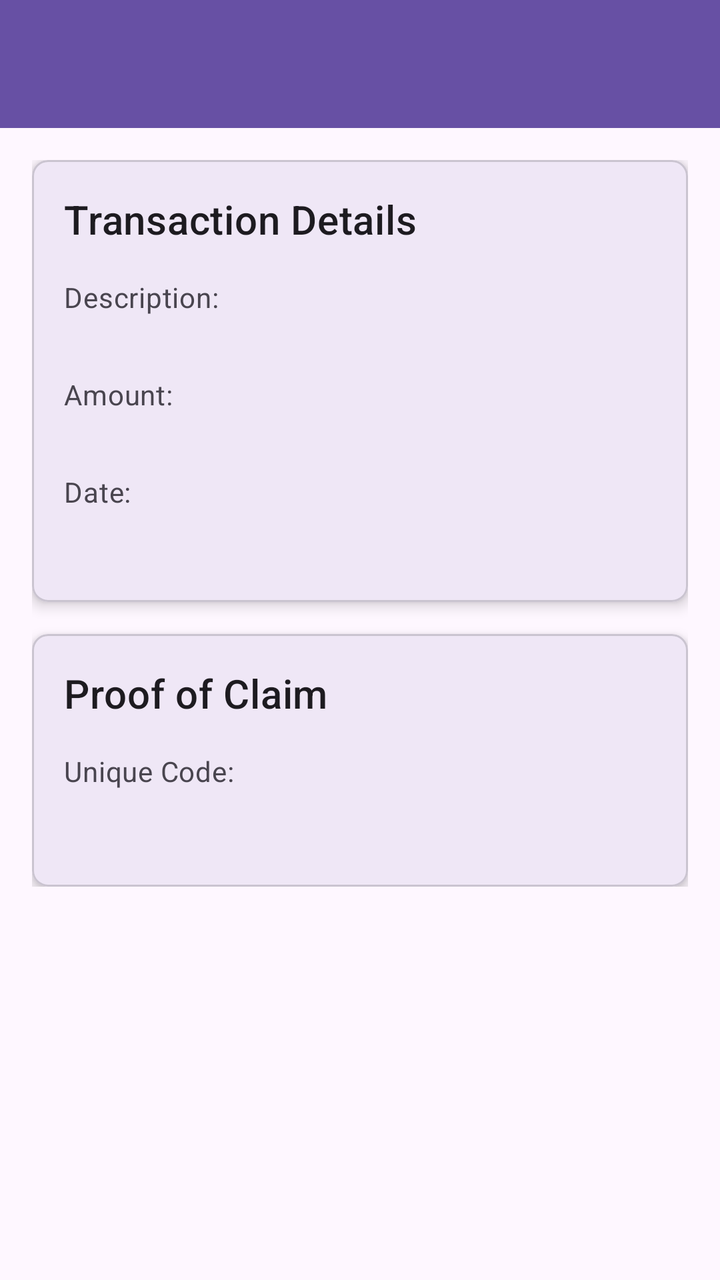
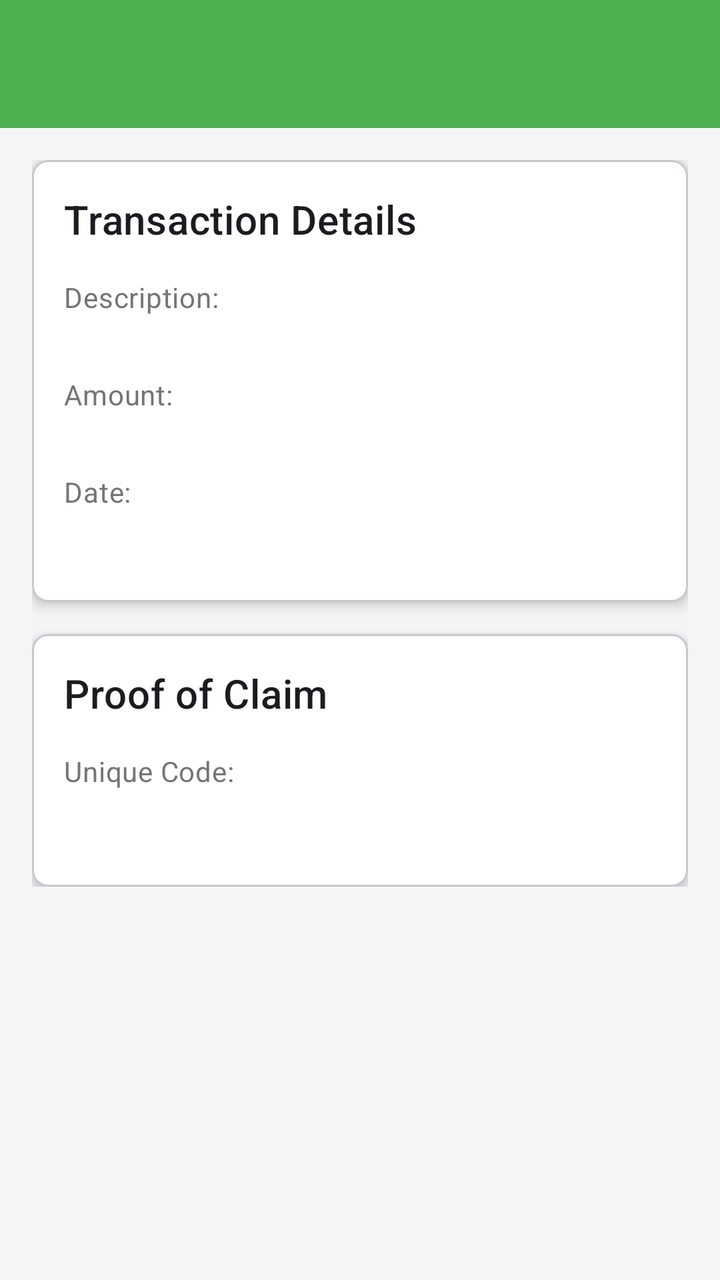

Screens rendered from an Android XML layout before and after an edit, with the pre-edit source and the edit as a unified diff.
<!-- AndroidManifest.xml: application theme Theme.MyApplication -->
<!-- res/layout/activity_proof_of_claim.xml -->
<?xml version="1.0" encoding="utf-8"?>
<androidx.coordinatorlayout.widget.CoordinatorLayout xmlns:android="http://schemas.android.com/apk/res/android"
    xmlns:app="http://schemas.android.com/apk/res-auto"
    android:layout_width="match_parent"
    android:layout_height="match_parent">

    <com.google.android.material.appbar.AppBarLayout
        android:layout_width="match_parent"
        android:layout_height="wrap_content">

        <com.google.android.material.appbar.MaterialToolbar
            android:id="@+id/toolbar"
            android:layout_width="match_parent"
            android:layout_height="?attr/actionBarSize"
            android:background="?attr/colorPrimary"
            android:elevation="4dp"
            android:theme="@style/ThemeOverlay.AppCompat.Dark.ActionBar"
            app:popupTheme="@style/ThemeOverlay.AppCompat.Light" />

    </com.google.android.material.appbar.AppBarLayout>

    <androidx.core.widget.NestedScrollView
        android:layout_width="match_parent"
        android:layout_height="match_parent"
        app:layout_behavior="@string/appbar_scrolling_view_behavior">

        <LinearLayout
            android:layout_width="match_parent"
            android:layout_height="wrap_content"
            android:orientation="vertical"
            android:padding="16dp">

            <com.google.android.material.card.MaterialCardView
                android:layout_width="match_parent"
                android:layout_height="wrap_content"
                android:layout_marginBottom="16dp"
                app:cardCornerRadius="8dp"
                app:cardElevation="4dp">

                <LinearLayout
                    android:layout_width="match_parent"
                    android:layout_height="wrap_content"
                    android:orientation="vertical"
                    android:padding="16dp">

                    <TextView
                        android:layout_width="wrap_content"
                        android:layout_height="wrap_content"
                        android:text="Transaction Details"
                        android:textAppearance="?attr/textAppearanceHeadline6"
                        android:layout_marginBottom="16dp" />

                    <TextView
                        android:layout_width="wrap_content"
                        android:layout_height="wrap_content"
                        android:text="Description:"
                        android:textAppearance="?attr/textAppearanceBody2"
                        android:textColor="?android:attr/textColorSecondary" />

                    <TextView
                        android:id="@+id/descriptionTextView"
                        android:layout_width="wrap_content"
                        android:layout_height="wrap_content"
                        android:textAppearance="?attr/textAppearanceBody1"
                        android:layout_marginBottom="8dp" />

                    <TextView
                        android:layout_width="wrap_content"
                        android:layout_height="wrap_content"
                        android:text="Amount:"
                        android:textAppearance="?attr/textAppearanceBody2"
                        android:textColor="?android:attr/textColorSecondary" />

                    <TextView
                        android:id="@+id/amountTextView"
                        android:layout_width="wrap_content"
                        android:layout_height="wrap_content"
                        android:textAppearance="?attr/textAppearanceBody1"
                        android:layout_marginBottom="8dp" />

                    <TextView
                        android:layout_width="wrap_content"
                        android:layout_height="wrap_content"
                        android:text="Date:"
                        android:textAppearance="?attr/textAppearanceBody2"
                        android:textColor="?android:attr/textColorSecondary" />

                    <TextView
                        android:id="@+id/dateTextView"
                        android:layout_width="wrap_content"
                        android:layout_height="wrap_content"
                        android:textAppearance="?attr/textAppearanceBody1"
                        android:layout_marginBottom="8dp" />

                </LinearLayout>

            </com.google.android.material.card.MaterialCardView>

            <com.google.android.material.card.MaterialCardView
                android:layout_width="match_parent"
                android:layout_height="wrap_content"
                app:cardCornerRadius="8dp"
                app:cardElevation="4dp">

                <LinearLayout
                    android:layout_width="match_parent"
                    android:layout_height="wrap_content"
                    android:orientation="vertical"
                    android:padding="16dp">

                    <TextView
                        android:layout_width="wrap_content"
                        android:layout_height="wrap_content"
                        android:text="Proof of Claim"
                        android:textAppearance="?attr/textAppearanceHeadline6"
                        android:layout_marginBottom="16dp" />

                    <TextView
                        android:layout_width="wrap_content"
                        android:layout_height="wrap_content"
                        android:text="Unique Code:"
                        android:textAppearance="?attr/textAppearanceBody2"
                        android:textColor="?android:attr/textColorSecondary" />

                    <TextView
                        android:id="@+id/uniqueCodeTextView"
                        android:layout_width="wrap_content"
                        android:layout_height="wrap_content"
                        android:textAppearance="?attr/textAppearanceHeadline5"
                        android:textStyle="bold"
                        android:textColor="@color/design_default_color_primary" />

                </LinearLayout>

            </com.google.android.material.card.MaterialCardView>

        </LinearLayout>

    </androidx.core.widget.NestedScrollView>

</androidx.coordinatorlayout.widget.CoordinatorLayout>
<!-- resources referenced by this layout -->
<resources>
  <style name="Theme.MyApplication" parent="Base.Theme.MyApplication" />
  <style name="Base.Theme.MyApplication" parent="Theme.Material3.DayNight.NoActionBar">
          
          
      </style>
</resources>

<!-- the commit's change to res/layout/activity_proof_of_claim.xml (unified diff, before → after) -->
@@ -1,141 +1,120 @@
 <?xml version="1.0" encoding="utf-8"?>
-<androidx.coordinatorlayout.widget.CoordinatorLayout xmlns:android="http://schemas.android.com/apk/res/android"
+<androidx.coordinatorlayout.widget.CoordinatorLayout
+    xmlns:android="http://schemas.android.com/apk/res/android"
     xmlns:app="http://schemas.android.com/apk/res-auto"
     android:layout_width="match_parent"
-    android:layout_height="match_parent">
-
+    android:layout_height="match_parent"
+    android:background="@color/light_background_color">
     <com.google.android.material.appbar.AppBarLayout
         android:layout_width="match_parent"
         android:layout_height="wrap_content">
-
         <com.google.android.material.appbar.MaterialToolbar
             android:id="@+id/toolbar"
             android:layout_width="match_parent"
             android:layout_height="?attr/actionBarSize"
-            android:background="?attr/colorPrimary"
+            android:background="@color/primary_green"
             android:elevation="4dp"
             android:theme="@style/ThemeOverlay.AppCompat.Dark.ActionBar"
             app:popupTheme="@style/ThemeOverlay.AppCompat.Light" />
-
     </com.google.android.material.appbar.AppBarLayout>
-
     <androidx.core.widget.NestedScrollView
         android:layout_width="match_parent"
         android:layout_height="match_parent"
         app:layout_behavior="@string/appbar_scrolling_view_behavior">
-
         <LinearLayout
             android:layout_width="match_parent"
             android:layout_height="wrap_content"
             android:orientation="vertical"
             android:padding="16dp">
-
             <com.google.android.material.card.MaterialCardView
                 android:layout_width="match_parent"
                 android:layout_height="wrap_content"
                 android:layout_marginBottom="16dp"
                 app:cardCornerRadius="8dp"
-                app:cardElevation="4dp">
-
+                app:cardElevation="4dp"
+                app:cardBackgroundColor="@color/white">
                 <LinearLayout
                     android:layout_width="match_parent"
                     android:layout_height="wrap_content"
                     android:orientation="vertical"
                     android:padding="16dp">
-
                     <TextView
                         android:layout_width="wrap_content"
                         android:layout_height="wrap_content"
                         android:text="Transaction Details"
                         android:textAppearance="?attr/textAppearanceHeadline6"
                         android:layout_marginBottom="16dp" />
-
                     <TextView
                         android:layout_width="wrap_content"
                         android:layout_height="wrap_content"
                         android:text="Description:"
                         android:textAppearance="?attr/textAppearanceBody2"
-                        android:textColor="?android:attr/textColorSecondary" />
-
+                        android:textColor="@color/text_secondary" />
                     <TextView
                         android:id="@+id/descriptionTextView"
                         android:layout_width="wrap_content"
                         android:layout_height="wrap_content"
                         android:textAppearance="?attr/textAppearanceBody1"
                         android:layout_marginBottom="8dp" />
-
                     <TextView
                         android:layout_width="wrap_content"
                         android:layout_height="wrap_content"
                         android:text="Amount:"
                         android:textAppearance="?attr/textAppearanceBody2"
-                        android:textColor="?android:attr/textColorSecondary" />
-
+                        android:textColor="@color/text_secondary" />
                     <TextView
                         android:id="@+id/amountTextView"
                         android:layout_width="wrap_content"
                         android:layout_height="wrap_content"
                         android:textAppearance="?attr/textAppearanceBody1"
                         android:layout_marginBottom="8dp" />
-
                     <TextView
                         android:layout_width="wrap_content"
                         android:layout_height="wrap_content"
                         android:text="Date:"
                         android:textAppearance="?attr/textAppearanceBody2"
-                        android:textColor="?android:attr/textColorSecondary" />
-
+                        android:textColor="@color/text_secondary" />
                     <TextView
                         android:id="@+id/dateTextView"
                         android:layout_width="wrap_content"
                         android:layout_height="wrap_content"
                         android:textAppearance="?attr/textAppearanceBody1"
                         android:layout_marginBottom="8dp" />
-
                 </LinearLayout>
-
             </com.google.android.material.card.MaterialCardView>
 
             <com.google.android.material.card.MaterialCardView
                 android:layout_width="match_parent"
                 android:layout_height="wrap_content"
                 app:cardCornerRadius="8dp"
-                app:cardElevation="4dp">
-
+                app:cardElevation="4dp"
+                app:cardBackgroundColor="@color/white">
                 <LinearLayout
                     android:layout_width="match_parent"
                     android:layout_height="wrap_content"
                     android:orientation="vertical"
                     android:padding="16dp">
-
                     <TextView
                         android:layout_width="wrap_content"
                         android:layout_height="wrap_content"
                         android:text="Proof of Claim"
                         android:textAppearance="?attr/textAppearanceHeadline6"
                         android:layout_marginBottom="16dp" />
-
                     <TextView
                         android:layout_width="wrap_content"
                         android:layout_height="wrap_content"
                         android:text="Unique Code:"
                         android:textAppearance="?attr/textAppearanceBody2"
-                        android:textColor="?android:attr/textColorSecondary" />
-
+                        android:textColor="@color/text_secondary" />
                     <TextView
                         android:id="@+id/uniqueCodeTextView"
                         android:layout_width="wrap_content"
                         android:layout_height="wrap_content"
                         android:textAppearance="?attr/textAppearanceHeadline5"
                         android:textStyle="bold"
-                        android:textColor="@color/design_default_color_primary" />
-
+                        android:textColor="@color/primary_green" />
                 </LinearLayout>
-
             </com.google.android.material.card.MaterialCardView>
-
         </LinearLayout>
-
     </androidx.core.widget.NestedScrollView>
-
 </androidx.coordinatorlayout.widget.CoordinatorLayout>
<!-- resource entries referenced after the edit -->
@@ -1,5 +1,9 @@
 <!-- resources referenced by this layout -->
 <resources>
+  <color name="light_background_color">#F5F5F5</color>
+  <color name="primary_green">#4CAF50</color>
+  <color name="text_secondary">#757575</color>
+  <color name="white">#FFFFFF</color>
   <style name="Theme.MyApplication" parent="Base.Theme.MyApplication" />
   <style name="Base.Theme.MyApplication" parent="Theme.Material3.DayNight.NoActionBar">
           
